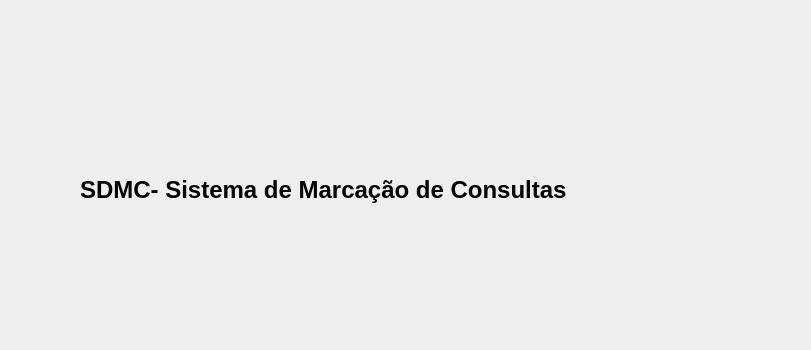
Above: ui/mainwindow.ui from willasantos/Projeto-SDMC before the change; both pictures show x 449 to 1260 and y 0 to 350 of the 1450 by 728 pixel window. Below: the same form after it.
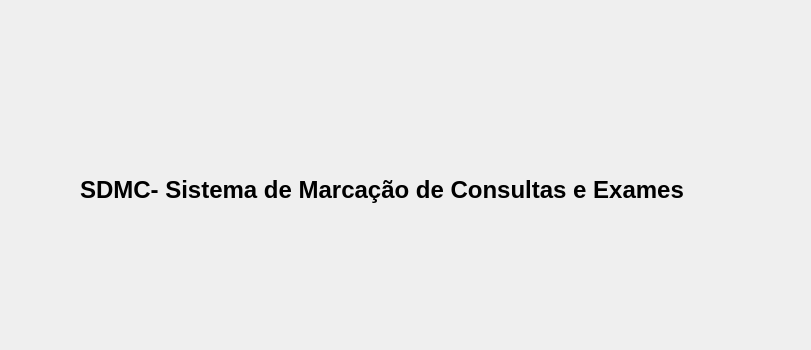
That is the form after the change.

The edit to the form file:
```diff
--- a/ui/mainwindow.ui
+++ b/ui/mainwindow.ui
@@ -23,7 +23,7 @@
          <rect>
           <x>520</x>
           <y>80</y>
-          <width>502</width>
+          <width>651</width>
           <height>201</height>
          </rect>
         </property>
@@ -38,7 +38,7 @@
             </font>
            </property>
            <property name="text">
-            <string>SDMC- Sistema de Marcação de Consultas</string>
+            <string>SDMC- Sistema de Marcação de Consultas e Exames</string>
            </property>
           </widget>
          </item>
```
